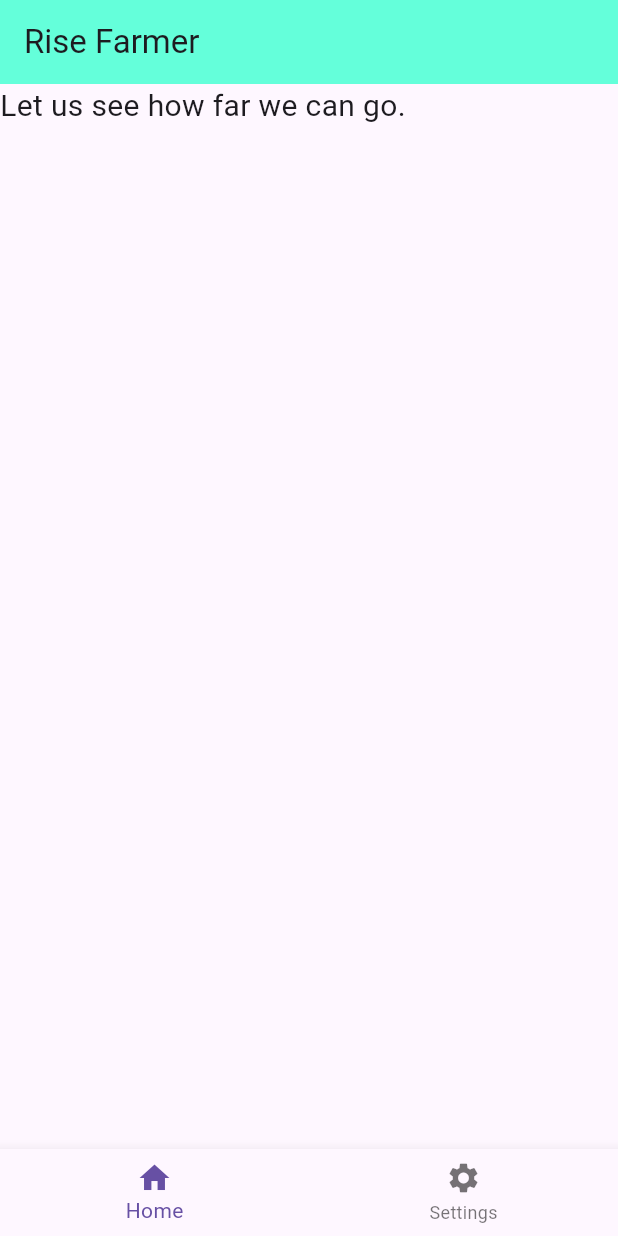
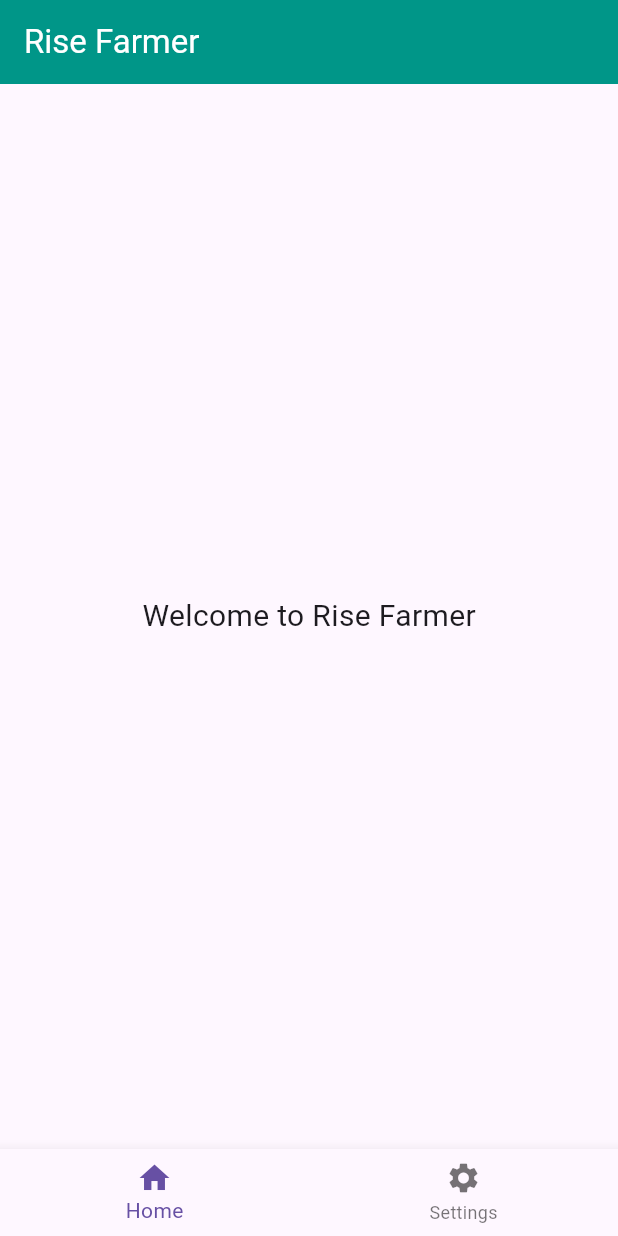
Before and after one commit to GasanaJr/flutter-app, a Flutter app: the screen it shows after launch, on a phone screen of 412 x 824 dp. Run offline on Flutter 3.47's test engine with Material 3 defaults, Android fonts, the phone set to English and light mode, and no system bars.

Commit message:
ft(body): Modify the text content of the application

```diff
--- a/lib/main.dart
+++ b/lib/main.dart
@@ -15,23 +15,23 @@ class MyApp extends StatelessWidget {
       debugShowCheckedModeBanner: false,
       home: Scaffold(
         appBar: AppBar(
-          title: Text('Rise Farmer'),
-          backgroundColor: Colors.tealAccent,
+          title: Text(
+            'Rise Farmer',
+            style: TextStyle(color: Colors.white),
+          ),
+          backgroundColor: Colors.teal,
         ),
-        body: Text(
-          'Let us see how far we can go.',
-          style: TextStyle(fontSize: 20),
+        body: Center(
+          child: Text(
+            'Welcome to Rise Farmer',
+            style: TextStyle(fontSize: 20),
+          ),
         ),
         bottomNavigationBar: BottomNavigationBar(
           items: [
-            BottomNavigationBarItem(
-              label: 'Home',
-              icon: Icon(Icons.home),
-            ),
-            BottomNavigationBarItem(
-              label: 'Settings',
-              icon: Icon(Icons.settings),
-            ),
+            BottomNavigationBarItem(icon: Icon(Icons.home), label: 'Home'),
+            BottomNavigationBarItem(icon: Icon(Icons.settings), label: 'Settings'),
+
           ],
         ),
       ),
```
